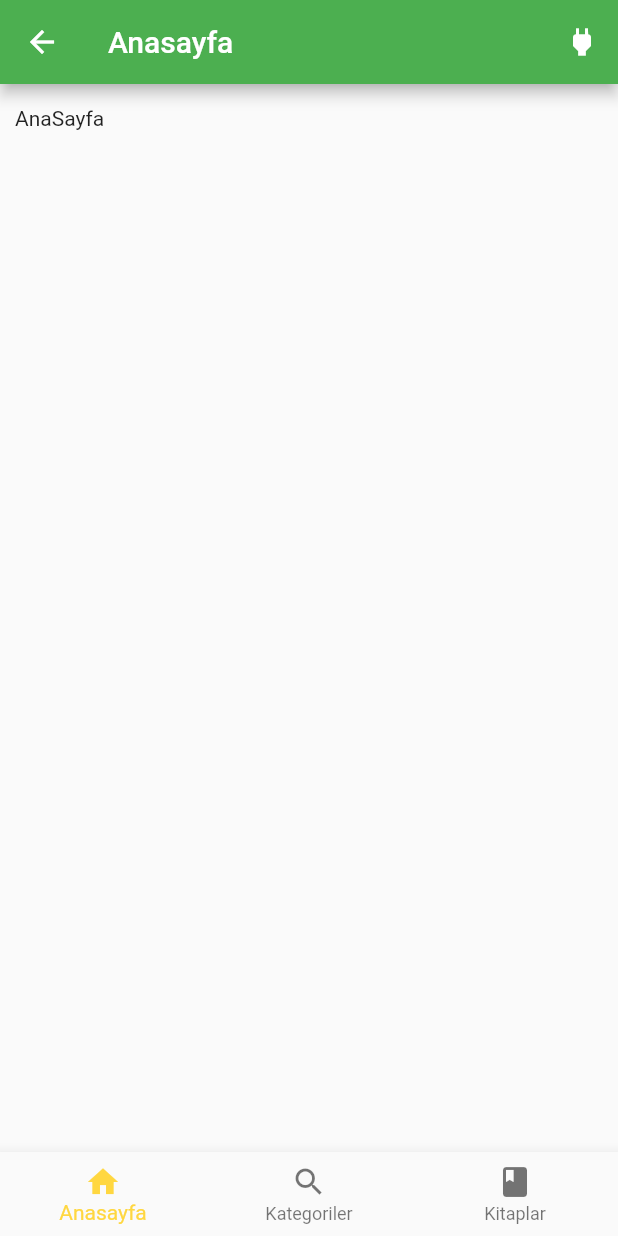
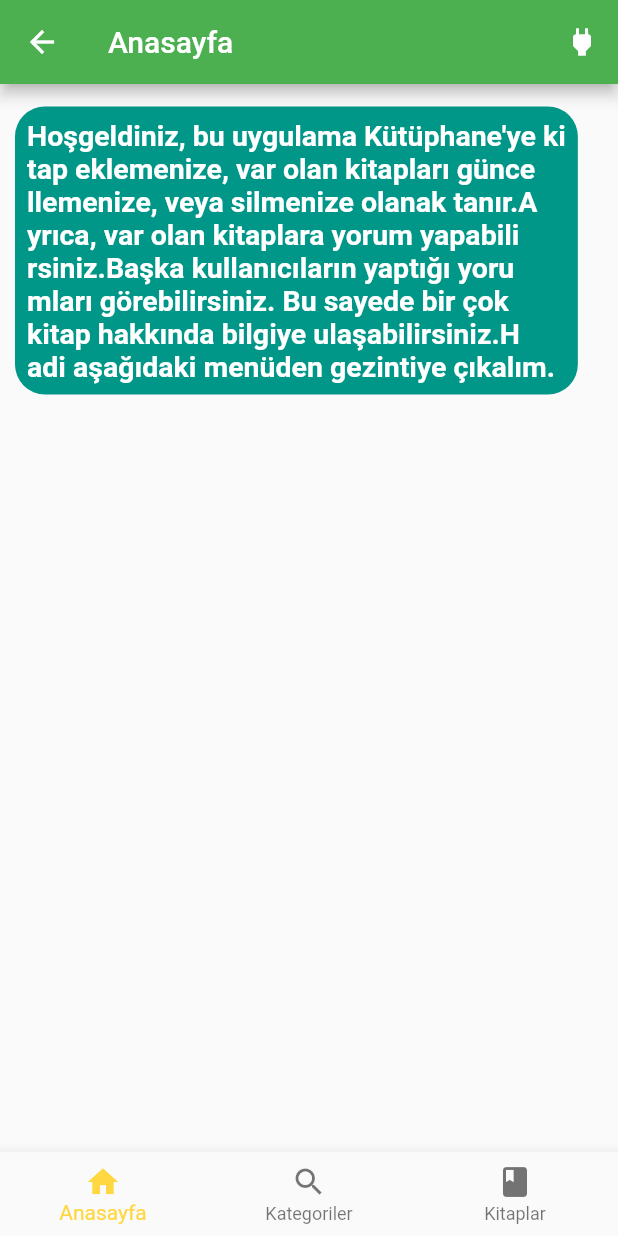
Before and after one commit to berkayismus/book_database, a Flutter app: the DashBoardScreen screen opened by its route, on a phone screen of 412 x 824 dp. Run offline on Flutter 3.47's test engine with Material 2 defaults, Android fonts, the phone set to English and light mode, and no system bars; our stand-ins replace shared_preferences; accounts and stored records are empty.

Commit message:
dashboard main message updated

```diff
--- a/lib/widgets/dashboard/dashboard_main_widgets.dart
+++ b/lib/widgets/dashboard/dashboard_main_widgets.dart
@@ -1,3 +1,4 @@
+import 'package:flutter/cupertino.dart';
 import 'package:flutter/material.dart';
 import 'package:shared_preferences/shared_preferences.dart';
 
@@ -7,6 +8,14 @@ class DashBoardMainWidgets extends StatefulWidget {
 }
 
 class _DashBoardMainWidgetsState extends State<DashBoardMainWidgets> {
+
+
+  @override
+  void initState() {
+    // TODO: implement initState
+    super.initState();
+  }
+
   @override
   Widget build(BuildContext context) {
     return Padding(
@@ -24,11 +33,47 @@ class _DashBoardMainWidgetsState extends State<DashBoardMainWidgets> {
       padding: EdgeInsets.only(top: 5,bottom: 5),
       child: Row(
         children: <Widget>[
-          Text("AnaSayfa"),
+
+            Container(
+              decoration: BoxDecoration(
+                color: Colors.teal,
+                borderRadius: BorderRadius.all(Radius.circular(20)),
+              ),
+              child: Padding(
+                padding: const EdgeInsets.all(8.0),
+                child: Text(_getMessageMain(),style: _customTextStyle(),),
+              ),
+            ),
+
         ],
       ),
     );
   }
 
+  _customTextStyle() {
+    return TextStyle(
+      color: Colors.white,
+      fontSize: 19,
+      fontWeight: FontWeight.bold
+    );
+  }
+
+  String _getMessageMain() {
+    String welcomeMessage = "Hoşgeldiniz, bu uygulama Kütüphane'ye kitap eklemenize, var olan kitapları güncellemenize, veya silmenize olanak tanır.Ayrıca, var olan kitaplara yorum yapabilirsiniz."
+        + "Başka kullanıcıların yaptığı yorumları görebilirsiniz. Bu sayede bir çok kitap hakkında bilgiye ulaşabilirsiniz."
+        + "Hadi aşağıdaki menüden gezintiye çıkalım.";
+    int chNumber = welcomeMessage.length;
+    // 40 karakter x 7 satır
+    String message = welcomeMessage.substring(0,40)
+        + "\n" + welcomeMessage.substring(40,80)
+        + "\n" + welcomeMessage.substring(80,120)
+        + "\n" + welcomeMessage.substring(120,160)
+        + "\n" + welcomeMessage.substring(160,200)
+        + "\n" + welcomeMessage.substring(200,240)
+        + "\n" + welcomeMessage.substring(240,280)
+        + "\n" + welcomeMessage.substring(280,welcomeMessage.length);
+    return message;
+  }
+
 
 }
```
